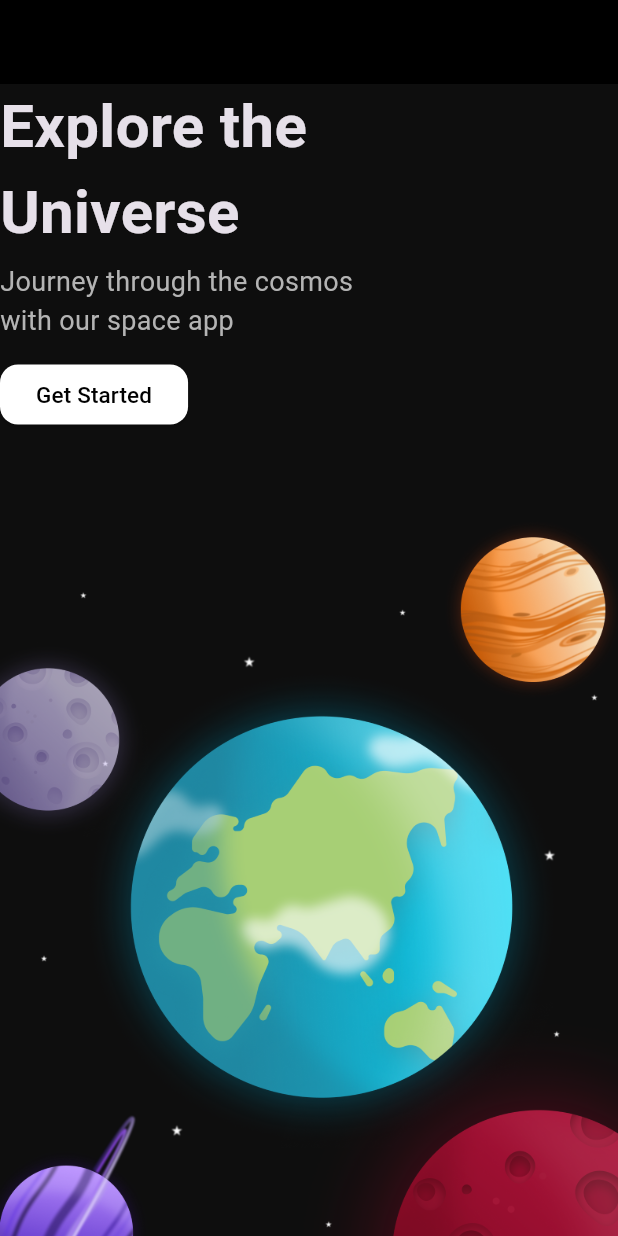
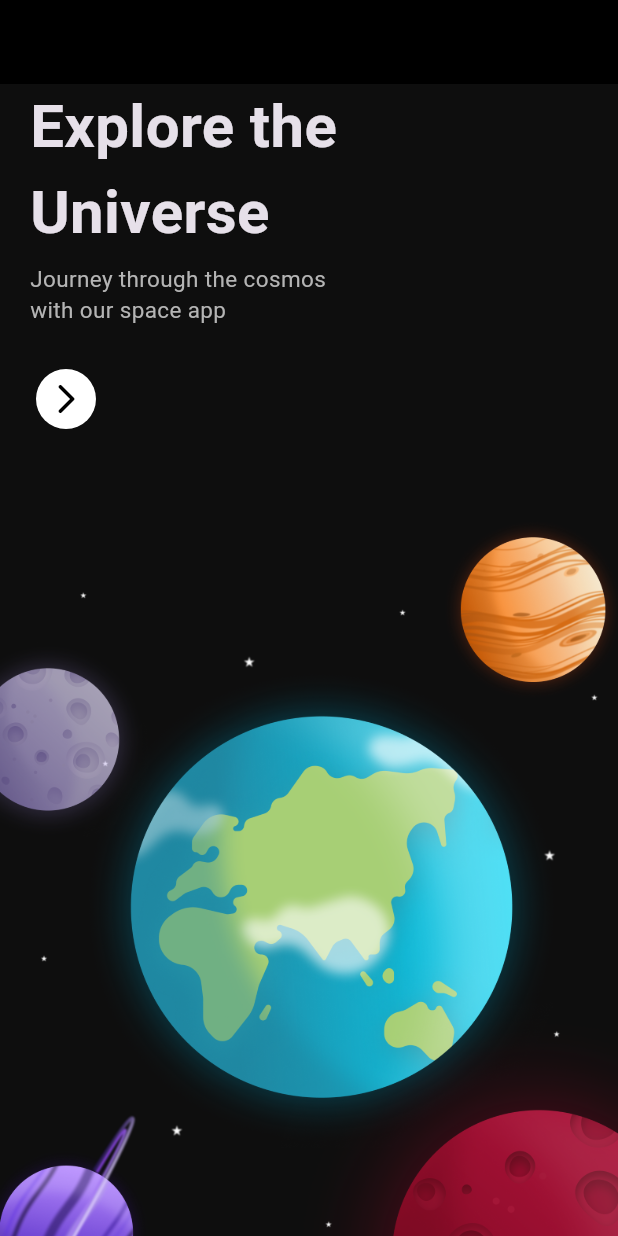
Before and after one commit to Priyanshg0211/SapceBot, a Flutter app: the screen it shows after launch, on a phone screen of 412 x 824 dp. Run offline on Flutter 3.47's test engine with Material 3 defaults, Android fonts, the phone set to English and light mode, and no system bars; our stand-ins replace bloc, dio, flutter_bloc; Roboto replaces fonts that are missing (Product Sans, Product sans).

Commit message:
Completed the UI of Intropage

```diff
--- a/lib/UI/Intopage.dart
+++ b/lib/UI/Intopage.dart
@@ -27,41 +27,43 @@ class _IntorpageState extends State<Intorpage> {
           Column(
             crossAxisAlignment: CrossAxisAlignment.start,
             children: [
-              Text(
+              Padding(
+                padding: EdgeInsets.only(left: 20),
+                child: Text(
                   'Explore the\nUniverse',
                   style: TextStyle(
                       fontFamily: 'Product sans',
                       fontSize: 40,
                       fontWeight: FontWeight.bold),
                 ),
+              ),
               SizedBox(
                 height: 5,
               ),
-              Text(
+              Padding(
+                padding: EdgeInsets.only(left: 20),
+                child: Text(
                   'Journey through the cosmos\nwith our space app',
                   style: TextStyle(
                       fontFamily: 'Product Sans',
-                    fontSize: 18,
+                      fontSize: 15,
                       color: Color(0xFFB4B4B4)),
                 ),
+              ),
               SizedBox(
-                height: 12,
+                height: 25,
               ),
-              ElevatedButton(
-                  style: ElevatedButton.styleFrom(
+              Padding(
+                  padding: EdgeInsets.only(left: 20),
+                  child: IconButton(
+                      style: IconButton.styleFrom(
                         backgroundColor: Colors.white,
-                    shape: RoundedRectangleBorder(
-                      borderRadius: BorderRadius.circular(12),
-                    ),
                       ),
                       onPressed: () {},
-                  child: Text(
-                    'Get Started',
-                    style: TextStyle(
+                      icon: Icon(
+                        Icons.arrow_forward_ios_rounded,
                         color: Colors.black,
-                        fontFamily: 'Product Sans',
-                        fontSize: 15),
-                  )),
+                      ))),
             ],
           )
         ],
```
Lines whose indentation alone changed are shown as unchanged.
